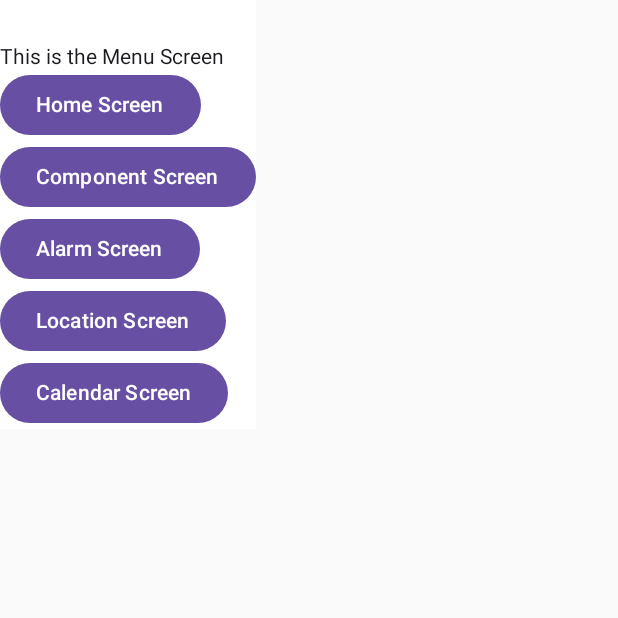
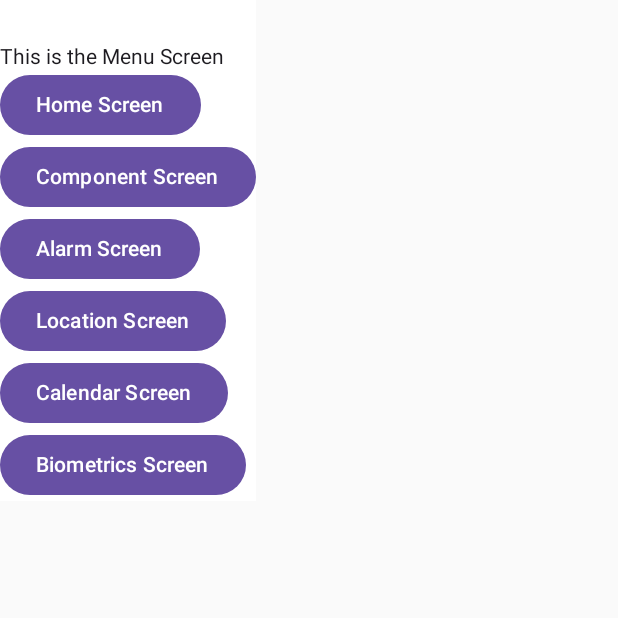
Before and after one commit to DaianNieves/Prueba, an Android app built with Jetpack Compose: the screen it shows after launch (MainActivity), on a phone screen of 412 x 824 dp, the top half of it. Run offline under Robolectric (Android 15) with nearby library versions, the phone set to English and light mode, and no system bars.

Commit message:
Add :sparkles: BiometricPromtManager, BionetricsScreen. Update in MainActivity, MenuScreen and Themes

```diff
--- a/app/build.gradle.kts
+++ b/app/build.gradle.kts
@@ -61,6 +61,7 @@ dependencies {
     implementation(libs.androidx.material3)
     implementation(libs.androidx.navigation.compose)
     implementation(libs.androidx.adaptive.android)
+    implementation(libs.androidx.appcompat)
     //implementation(libs.androidx.navigation.runtime.ktx)
     testImplementation(libs.junit)
     androidTestImplementation(libs.androidx.junit)
@@ -82,4 +83,7 @@ dependencies {
     implementation ("androidx.compose.material3:material3:1.1.0")
     implementation ("androidx.lifecycle:lifecycle-runtime-ktx:2.6.0")
     implementation ("androidx.lifecycle:lifecycle-viewmodel-compose:2.6.0")
+
+    implementation("androidx.biometric:biometric:1.1.0")
+    implementation("androidx.asynclayoutinflater:asynclayoutinflater-appcompat:1.1.0-alpha01")
 }
--- a/app/src/main/java/com/example/project1/MainActivity.kt
+++ b/app/src/main/java/com/example/project1/MainActivity.kt
@@ -1,55 +1,14 @@
 package com.example.project1
 
-import android.graphics.Picture
 import android.os.Bundle
 import android.widget.Toast
-import androidx.activity.ComponentActivity
 import androidx.activity.compose.setContent
 import androidx.activity.enableEdgeToEdge
-import androidx.compose.foundation.Image
-import androidx.compose.foundation.background
-import androidx.compose.foundation.border
-import androidx.compose.foundation.clickable
-import androidx.compose.foundation.layout.Arrangement
-import androidx.compose.foundation.layout.Box
-import androidx.compose.foundation.layout.Column
-import androidx.compose.foundation.layout.Row
-import androidx.compose.foundation.layout.fillMaxHeight
-import androidx.compose.foundation.layout.fillMaxSize
-import androidx.compose.foundation.layout.fillMaxWidth
-import androidx.compose.foundation.layout.height
-import androidx.compose.foundation.layout.padding
-import androidx.compose.foundation.layout.size
-import androidx.compose.foundation.layout.width
-import androidx.compose.foundation.rememberScrollState
-import androidx.compose.foundation.verticalScroll
-import androidx.compose.material.icons.Icons
-import androidx.compose.material.icons.filled.AccountBox
-import androidx.compose.material.icons.filled.AccountCircle
-import androidx.compose.material3.Button
-import androidx.compose.material3.Card
-import androidx.compose.material3.Icon
-import androidx.compose.material3.Scaffold
+import androidx.appcompat.app.AppCompatActivity
 import androidx.compose.material3.Surface
-import androidx.compose.material3.Text
 import androidx.compose.runtime.Composable
-import androidx.compose.ui.Alignment
-import androidx.compose.ui.Modifier
-import androidx.compose.ui.graphics.Brush
 import androidx.compose.ui.graphics.Color
-import androidx.compose.ui.layout.ContentScale
-import androidx.compose.ui.res.colorResource
-import androidx.compose.ui.res.painterResource
-import androidx.compose.ui.res.stringResource
-import androidx.compose.ui.text.TextStyle
-import androidx.compose.ui.text.font.FontStyle
-import androidx.compose.ui.text.font.FontWeight
-import androidx.compose.ui.text.style.TextAlign
-import androidx.compose.ui.tooling.preview.Preview
-import androidx.compose.ui.unit.dp
-import androidx.compose.ui.unit.sp
 import androidx.navigation.NavHostController
-import com.example.project1.ui.theme.Project1Theme
 import androidx.navigation.compose.NavHost
 import androidx.navigation.compose.composable
 import androidx.navigation.compose.rememberNavController
@@ -57,6 +16,7 @@ import androidx.work.OneTimeWorkRequestBuilder
 import androidx.work.WorkManager
 import com.example.project1.ui.screens.AlarmScreen
 import com.example.project1.ui.screens.AlarmWorker
+import com.example.project1.ui.screens.BiometricsScreen
 import com.example.project1.ui.screens.CalendarAPIScreen
 import com.example.project1.ui.screens.ComponentsScreen
 import com.example.project1.ui.screens.HomeScreen
@@ -66,12 +26,12 @@ import java.util.concurrent.TimeUnit
 
 //import androidx.navigation.compose.NavHostController
 
-class MainActivity : ComponentActivity() {
+class MainActivity : AppCompatActivity() {
     override fun onCreate(savedInstanceState: Bundle?) {
         super.onCreate(savedInstanceState)
         enableEdgeToEdge()
         setContent {
-            ComposeMultiScreenApp()
+            ComposeMultiScreenApp(this)
             /*
             /*Project1Theme {
                 Scaffold(modifier = Modifier.fillMaxSize()) { innerPadding ->
@@ -366,15 +326,15 @@ fun clickAction(){
 */
 
 @Composable
-fun ComposeMultiScreenApp() {
+fun ComposeMultiScreenApp(activity: AppCompatActivity){
     val navController = rememberNavController()
-    Surface(color = Color.White) {
-        SetupNavGraph(navController = navController)
+    Surface (color = Color.White) {
+        SetupNavGraph(navController = navController, activity)
     }
 }
 
 @Composable
-fun SetupNavGraph(navController: NavHostController) {
+fun SetupNavGraph(navController: NavHostController, activity: AppCompatActivity) {
     NavHost(navController = navController, startDestination = "menu") {
         composable("menu") { MenuScreen(navController) }
         composable("home") { HomeScreen(navController) }
@@ -386,6 +346,7 @@ fun SetupNavGraph(navController: NavHostController) {
         }
         composable("Location"){ LocationScreen((navController)) }
         composable("CalendarAPIScreen"){ CalendarAPIScreen(navController) }
+        composable("Biometrics") { BiometricsScreen(activity)}
 
 
     }
--- a/app/src/main/java/com/example/project1/ui/screens/MenuScreen.kt
+++ b/app/src/main/java/com/example/project1/ui/screens/MenuScreen.kt
@@ -32,5 +32,8 @@ fun MenuScreen(navController: NavController){
         Button(onClick = {navController.navigate(route = "CalendarAPIScreen")}){
             Text(text = "Calendar Screen")
         }
+        Button(onClick = {navController.navigate(route = "Biometrics")}){
+            Text(text = "Biometrics Screen")
+        }
     }
 }
--- a/app/src/main/res/values/themes.xml
+++ b/app/src/main/res/values/themes.xml
@@ -1,5 +1,6 @@
 <?xml version="1.0" encoding="utf-8"?>
 <resources>
 
-    <style name="Theme.Project1" parent="android:Theme.Material.Light.NoActionBar" />
+    <style name="Theme.Project1" parent="Theme.AppCompat.Light.NoActionBar" />
+
 </resources>
--- a/gradle/libs.versions.toml
+++ b/gradle/libs.versions.toml
@@ -10,6 +10,7 @@ activityCompose = "1.8.0"
 composeBom = "2024.04.01"
 navigationCompose = "2.8.0"
 adaptiveAndroid = "1.0.0"
+appcompat = "1.7.0"
 
 [libraries]
 androidx-core-ktx = { group = "androidx.core", name = "core-ktx", version.ref = "coreKtx" }
@@ -28,6 +29,7 @@ androidx-ui-test-junit4 = { group = "androidx.compose.ui", name = "ui-test-junit
 androidx-material3 = { group = "androidx.compose.material3", name = "material3" }
 androidx-navigation-compose = { group = "androidx.navigation", name = "navigation-compose", version.ref = "navigationCompose" }
 androidx-adaptive-android = { group = "androidx.compose.material3.adaptive", name = "adaptive-android", version.ref = "adaptiveAndroid" }
+androidx-appcompat = { group = "androidx.appcompat", name = "appcompat", version.ref = "appcompat" }
 
 [plugins]
 android-application = { id = "com.android.application", version.ref = "agp" }
```
Also changed, not shown: app/src/main/java/com/example/project1/ui/Biometrics/BiometricPromtManager.kt (added, +85 -0 lines), app/src/main/java/com/example/project1/ui/screens/BiometricsScreen.kt (added, +85 -0 lines).
